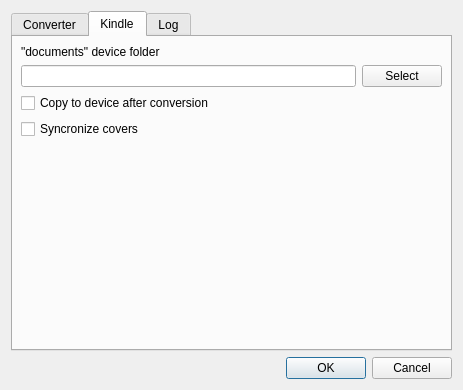
rupor-github/fb2mobi, file ui/SettingsDialog.ui: the form before one commit.
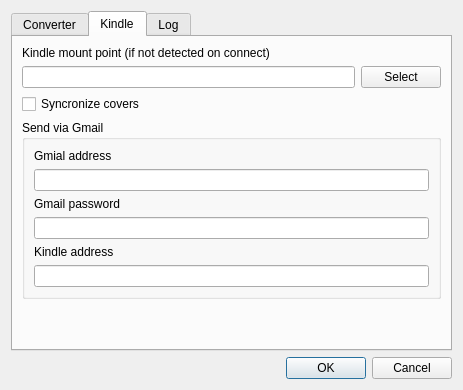
The form after the commit. The open tabs and pages were chosen to show the change.

What changed in the file:
```diff
--- a/ui/SettingsDialog.ui
+++ b/ui/SettingsDialog.ui
@@ -132,23 +132,6 @@
          </property>
         </widget>
        </item>
-       <item>
-        <widget class="QComboBox" name="comboFont">
-         <property name="sizePolicy">
-          <sizepolicy hsizetype="Maximum" vsizetype="Fixed">
-           <horstretch>0</horstretch>
-           <verstretch>0</verstretch>
-          </sizepolicy>
-         </property>
-        </widget>
-       </item>
-       <item>
-        <widget class="QLabel" name="label_3">
-         <property name="text">
-          <string>Destination folder</string>
-         </property>
-        </widget>
-       </item>
        <item>
         <layout class="QHBoxLayout" name="horizontalLayout_2">
          <item>
@@ -195,25 +178,13 @@
       <attribute name="title">
        <string>Kindle</string>
       </attribute>
-      <layout class="QGridLayout" name="gridLayout_3">
-       <property name="leftMargin">
-        <number>8</number>
-       </property>
-       <property name="topMargin">
-        <number>8</number>
-       </property>
-       <property name="rightMargin">
-        <number>8</number>
-       </property>
-       <property name="bottomMargin">
-        <number>8</number>
-       </property>
+      <layout class="QGridLayout" name="gridLayout_4">
        <item row="0" column="0">
-        <layout class="QVBoxLayout" name="verticalLayout_2">
+        <layout class="QVBoxLayout" name="verticalLayout_5">
          <item>
           <widget class="QLabel" name="label_4">
            <property name="text">
-            <string>&quot;documents&quot; device folder</string>
+            <string>Kindle mount point (if not detected on connect)</string>
            </property>
           </widget>
          </item>
@@ -237,13 +208,6 @@
            </item>
           </layout>
          </item>
-         <item>
-          <widget class="QCheckBox" name="checkCopyAfterConvert">
-           <property name="text">
-            <string>Copy to device after conversion</string>
-           </property>
-          </widget>
-         </item>
          <item>
           <widget class="QCheckBox" name="checkSyncCovers">
            <property name="text">
@@ -251,6 +215,53 @@
            </property>
           </widget>
          </item>
+         <item>
+          <widget class="QGroupBox" name="groupBox">
+           <property name="title">
+            <string>Send via Gmail</string>
+           </property>
+           <layout class="QGridLayout" name="gridLayout_3">
+            <item row="0" column="0">
+             <layout class="QVBoxLayout" name="verticalLayout_2">
+              <item>
+               <widget class="QLabel" name="label_3">
+                <property name="text">
+                 <string>Gmial address</string>
+                </property>
+               </widget>
+              </item>
+              <item>
+               <widget class="QLineEdit" name="lineGoogleMail"/>
+              </item>
+              <item>
+               <widget class="QLabel" name="label_8">
+                <property name="text">
+                 <string>Gmail password</string>
+                </property>
+               </widget>
+              </item>
+              <item>
+               <widget class="QLineEdit" name="lineGooglePassword">
+                <property name="echoMode">
+                 <enum>QLineEdit::Password</enum>
+                </property>
+               </widget>
+              </item>
+              <item>
+               <widget class="QLabel" name="label_7">
+                <property name="text">
+                 <string>Kindle address</string>
+                </property>
+               </widget>
+              </item>
+              <item>
+               <widget class="QLineEdit" name="lineKindleMail"/>
+              </item>
+             </layout>
+            </item>
+           </layout>
+          </widget>
+         </item>
          <item>
           <spacer name="verticalSpacer">
            <property name="orientation">
```
Left out of the diff: 86 changed lines with no effect on the pictures.
